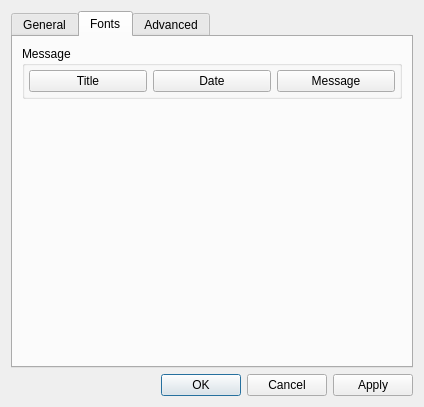
The window that gotify_tray/gui/designs/widget_settings.ui (seird/gotify-tray) describes before a commit, drawn with Qt 5.
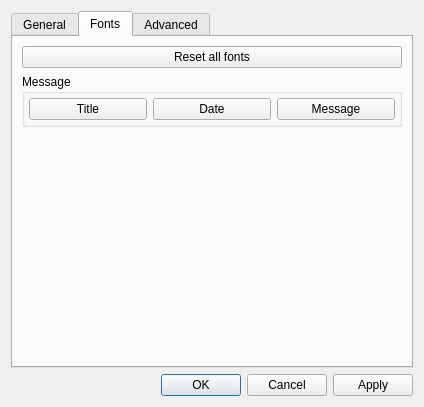
The same window after the commit. The open tabs and pages were chosen to show the change.

Commit message: add option to reset fonts to default

Patch:
```diff
--- a/gotify_tray/gui/designs/widget_settings.ui
+++ b/gotify_tray/gui/designs/widget_settings.ui
@@ -209,6 +209,17 @@
        <string>Fonts</string>
       </attribute>
       <layout class="QVBoxLayout" name="verticalLayout_5">
+       <item>
+        <layout class="QHBoxLayout" name="horizontalLayout_5">
+         <item>
+          <widget class="QPushButton" name="pb_reset_fonts">
+           <property name="text">
+            <string>Reset all fonts</string>
+           </property>
+          </widget>
+         </item>
+        </layout>
+       </item>
        <item>
         <widget class="QGroupBox" name="groupBox_fonts_message">
          <property name="title">
```
The commit also changes 2 other files.
